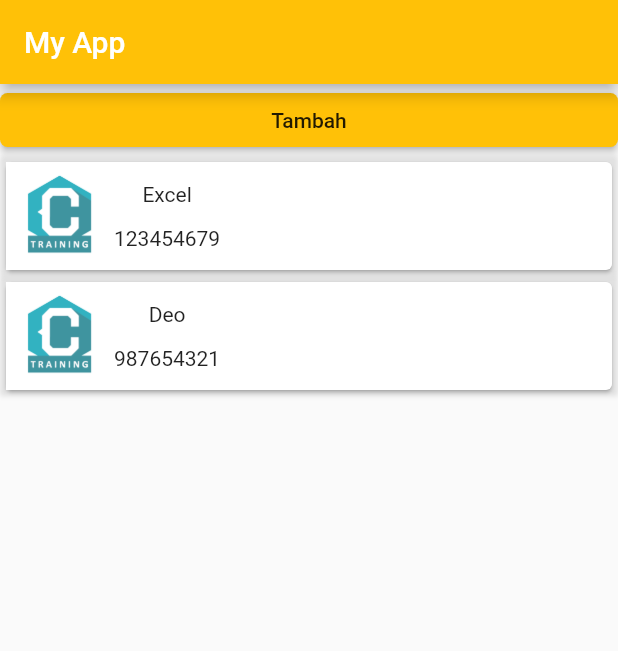
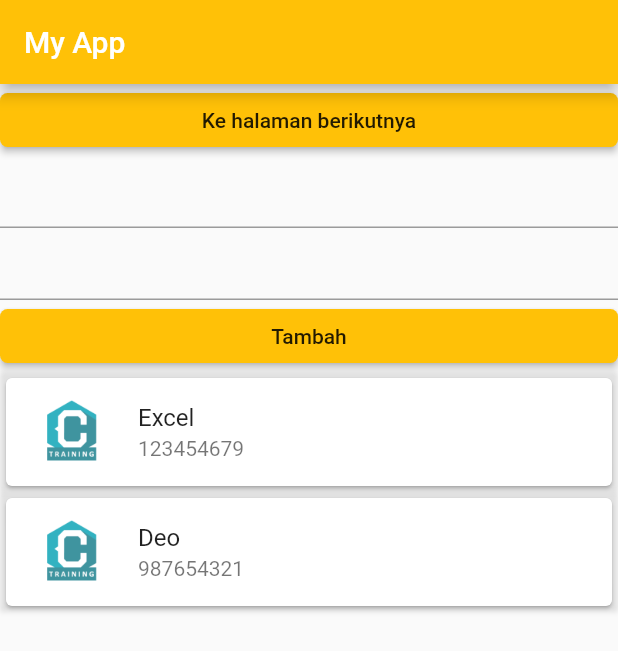
Before and after one commit to exceldeo/FlutterTutorialCrocodic, a Flutter app: the screen it shows after launch, on a phone screen of 412 x 824 dp. Shown: the top 651 px of the screen. Run offline on Flutter 3.47's test engine with Material 2 defaults, Android fonts, the phone set to English and light mode, and no system bars.

Commit message:
perbaikan home screen

```diff
--- a/my_app/lib/homeScreen.dart
+++ b/my_app/lib/homeScreen.dart
@@ -9,6 +9,11 @@ class HomeScreen extends StatefulWidget {
 }
 
 class _HomeScreenState extends State<HomeScreen> {
+  Map<String, TextEditingController> mapTextController = {
+    "nama": TextEditingController(),
+    "noHp": TextEditingController(),
+  };
+
   List<Map<String, String>> contacts = [
     {"nama": 'Excel', "noHp": '123454679'},
     {"nama": 'Deo', "noHp": '987654321'}
@@ -38,6 +43,42 @@ class _HomeScreenState extends State<HomeScreen> {
                   //     MaterialPageRoute(
                   //         builder: (context) => const SecondRoute()));
                 },
+                child: Text("Ke halaman berikutnya"),
+                color: Colors.amber,
+                shape: RoundedRectangleBorder(
+                  borderRadius: BorderRadius.circular(5),
+                  // side: BorderSide(color: Colors.red)
+                )),
+            TextField(
+              controller: mapTextController['nama'],
+              style: TextStyle(
+                fontSize: 16.0,
+                fontFamily: 'Roboto',
+                color: Colors.black,
+                fontWeight: FontWeight.bold,
+              ),
+            ),
+            TextField(
+              controller: mapTextController['noHp'],
+              keyboardType: TextInputType.number,
+              style: TextStyle(
+                fontSize: 16.0,
+                fontFamily: 'Roboto',
+                color: Colors.black,
+                fontWeight: FontWeight.bold,
+              ),
+            ),
+            RaisedButton(
+                onPressed: () {
+                  setState(() {
+                    contacts.add({
+                      "nama": mapTextController['nama'].text,
+                      "noHp": mapTextController['noHp'].text
+                    });
+                    mapTextController['nama'].clear();
+                    mapTextController['noHp'].clear();
+                  });
+                },
                 child: Text("Tambah"),
                 color: Colors.amber,
                 shape: RoundedRectangleBorder(
@@ -59,25 +100,10 @@ class _HomeScreenState extends State<HomeScreen> {
                         ),
                         child: Card(
                           // color: Colors.black,
-                          child: Row(
-                            children: [
-                              Image.asset('assets/logoCrocodic.png'),
-                              Column(
-                                children: [
-                                  Spacer(
-                                    flex: 1,
-                                  ),
-                                  Text("${e['nama']}"),
-                                  Spacer(
-                                    flex: 1,
-                                  ),
-                                  Text("${e['noHp']}"),
-                                  Spacer(
-                                    flex: 1,
-                                  ),
-                                ],
-                              )
-                            ],
+                          child: ListTile(
+                            leading: Image.asset('assets/logoCrocodic.png'),
+                            title: Text("${e['nama']}"),
+                            subtitle: Text("${e['noHp']}"),
                           ),
                         ),
                       ))
```
